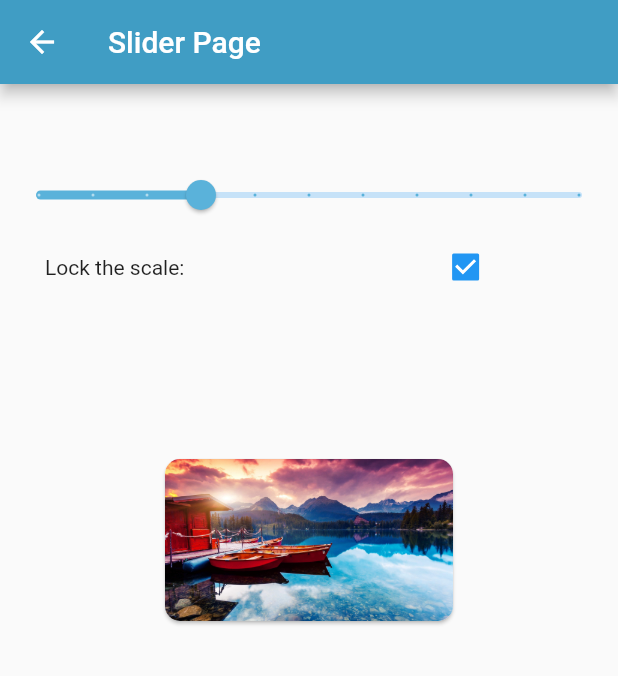
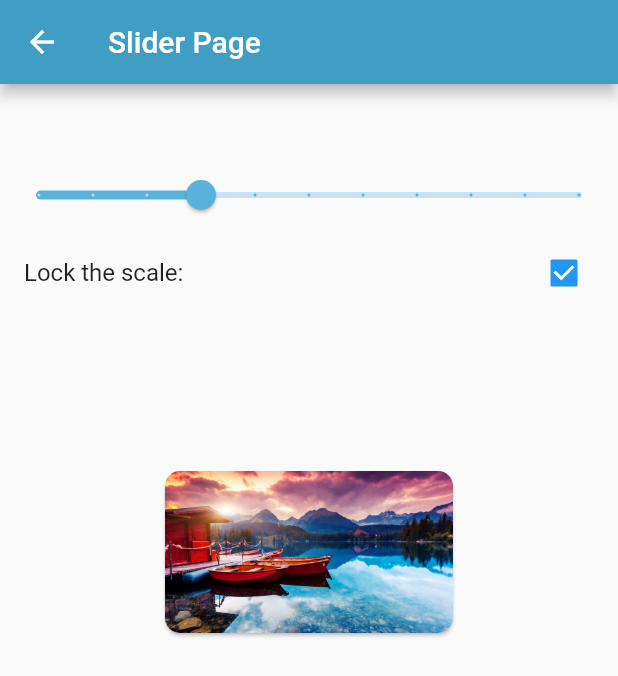
Before and after one commit to JordiDeSanta/Flutter-Widgets-Test-App, a Flutter app: the SliderPage screen opened by its route, on a phone screen of 412 x 824 dp. Shown: the top 676 px of the screen. Run offline on Flutter 3.47's test engine with Material 2 defaults, Android fonts, the phone set to English and light mode, and no system bars.

```diff
--- a/lib/src/pages/slider_page.dart
+++ b/lib/src/pages/slider_page.dart
@@ -42,7 +42,7 @@ class _SliderPageState extends State<SliderPage> {
       divisions: 10,
       label: 'Image Scale',
       onChanged: (alpha) {
-        if (_canChangeScale) {
+        if (!_canChangeScale) {
           setState(() {
             _sliderValue = alpha;
           });
@@ -71,20 +71,14 @@ class _SliderPageState extends State<SliderPage> {
   }
 
   Widget _createChekbox() {
-    return Row(
-      children: [
-        SizedBox(width: 30),
-        Text('Lock the scale: '),
-        SizedBox(width: 160),
-        Checkbox(
+    return CheckboxListTile(
+      title: Text('Lock the scale: '),
       value: _canChangeScale,
       onChanged: (alpha) {
         setState(() {
           _canChangeScale = alpha;
         });
       },
-        ),
-      ],
     );
   }
 }
```
Lines whose indentation alone changed are shown as unchanged.
